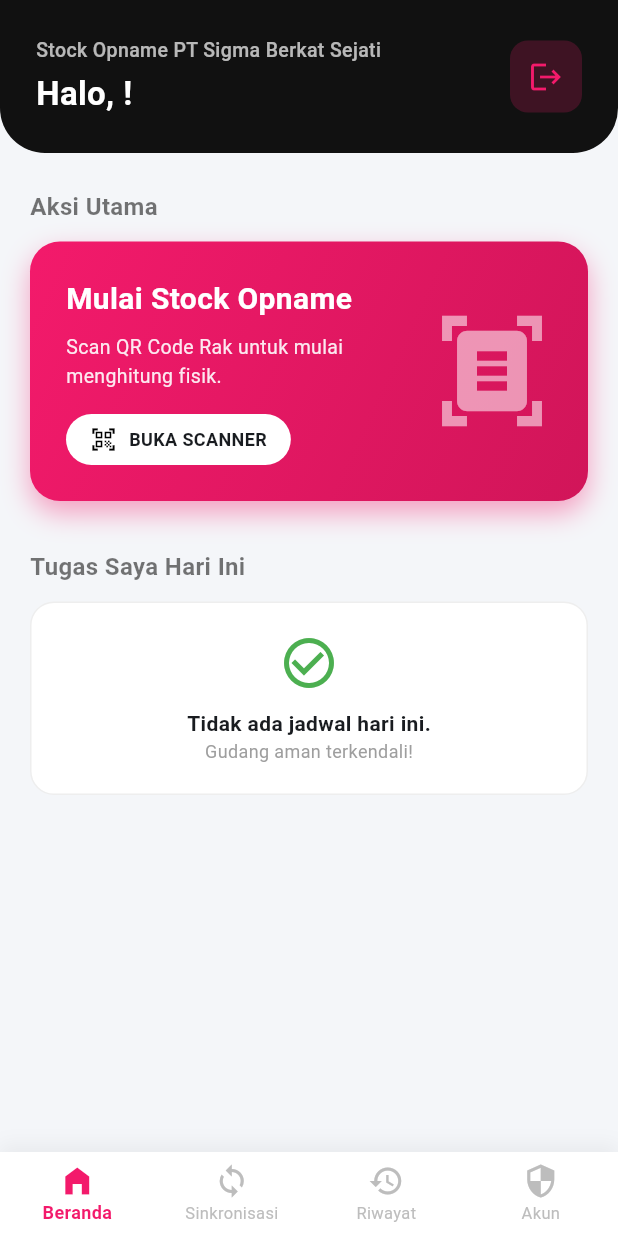
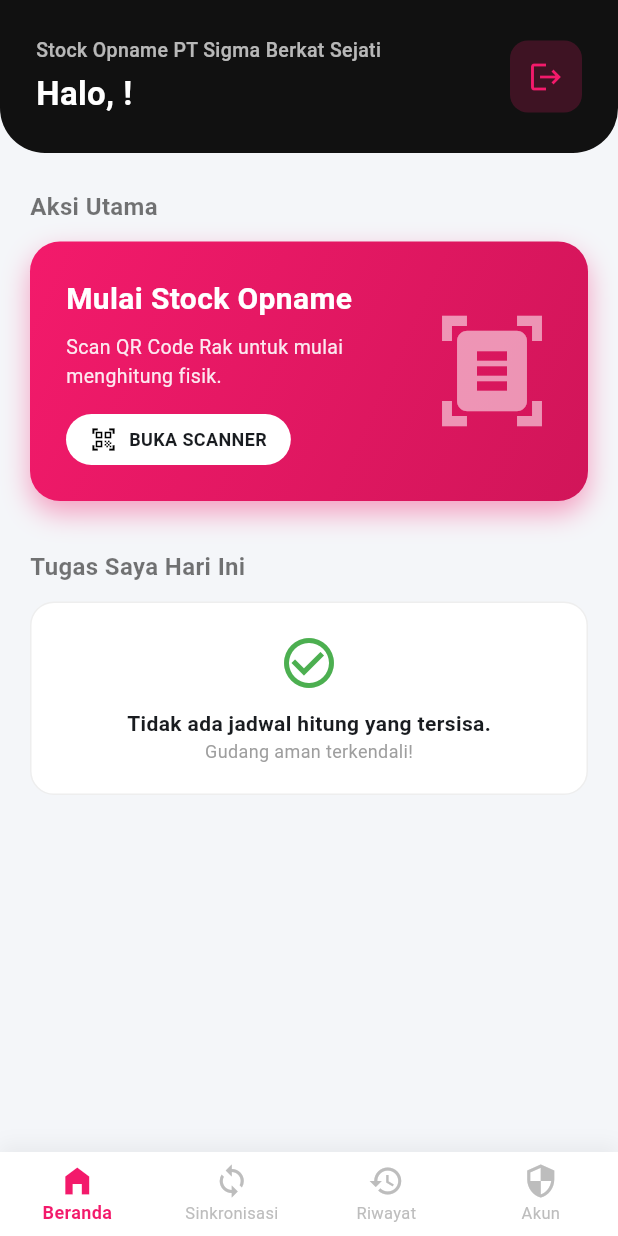
Before and after one commit to nananadd/stockopname-mobile-flutter, a Flutter app: the HomeScreen screen opened directly, on a phone screen of 412 x 824 dp. Run offline on Flutter 3.47's test engine with Material 3 defaults, Android fonts, the phone set to English and light mode, and no system bars; our stand-ins replace shared_preferences, sqflite; missing offline and left inert: barcode_scan2; accounts and stored records are empty; network calls fail.

Commit message:
new change

```diff
--- a/lib/screens/home_screen.dart
+++ b/lib/screens/home_screen.dart
@@ -224,7 +224,14 @@ class _HomeScreenState extends State<HomeScreen> {
       );
     }
 
-    if (myTasks.isEmpty) {
+    // saring datanya, masukkan draft dan recount aja
+    final List<dynamic> visibleTasks = myTasks.where((task) {
+      String status = (task['status'] ?? '').toString().toLowerCase();
+      return status == 'draft' || status == 'recount';
+    }).toList();
+
+    // cek data kosong
+    if (visibleTasks.isEmpty) {
       return Container(
         width: double.infinity,
         padding: const EdgeInsets.all(20),
@@ -237,16 +244,16 @@ class _HomeScreenState extends State<HomeScreen> {
           children: [
             Icon(Icons.check_circle_outline, color: Colors.green, size: 40),
             SizedBox(height: 10),
-            Text('Tidak ada jadwal hari ini.', style: TextStyle(fontWeight: FontWeight.bold)),
+            Text('Tidak ada jadwal hitung yang tersisa.', style: TextStyle(fontWeight: FontWeight.bold)),
             Text('Gudang aman terkendali!', style: TextStyle(color: Colors.grey, fontSize: 12)),
           ],
         ),
       );
     }
 
-    // Jika ada tugas, buat list card
+    // render tugas
     return Column(
-      children: myTasks.map((task) {
+      children: visibleTasks.map((task) {
         final rackCode = task['rack']?['code'] ?? 'Rak Tidak Diketahui';
         final scheduleDate = task['scheduled_at'] ?? '-';
         final status = task['status'] ?? 'draft';
@@ -278,23 +285,21 @@ class _HomeScreenState extends State<HomeScreen> {
                     color: isRecount ? Colors.red : Colors.orange
                   ),
                 ),
-                title: Text(
-                  rackCode,
-                  style: const TextStyle(fontWeight: FontWeight.bold, fontSize: 16)
-                ),
+                title: Text(rackCode, style: const TextStyle(fontWeight: FontWeight.bold, fontSize: 16)),
                 subtitle: Text(
                   isRecount ? 'Tugas Hitung Ulang!' : 'Jadwal: $scheduleDate',
                   style: TextStyle(fontSize: 12, color: isRecount ? Colors.red : Colors.grey, fontWeight: isRecount ? FontWeight.bold : FontWeight.normal)
                 ),
                 trailing: ElevatedButton(
-                  onPressed: () {
+                  onPressed: () async {
                     final String targetRackId = task['rack_id'].toString();
-                    Navigator.push(
+                    await Navigator.push(
                       context,
                       MaterialPageRoute(
                         builder: (context) => CycleCountScreen(initialRackId: targetRackId)
                       )
                     );
+                    _fetchTasks();
                   },
                   style: ElevatedButton.styleFrom(
                     backgroundColor: isRecount ? Colors.red : sigmaMagenta,
@@ -497,29 +502,26 @@ class _HomeScreenState extends State<HomeScreen> {
     );
   }
 
-  // MINI DASHBOARD & PROGRESS TUGAS
+  // MINI DASHBOARD & TUGAS
   Widget _buildProgressDashboard() {
-    // Sembunyikan jika masih loading atau tidak ada tugas
     if (isLoading || myTasks.isEmpty) return const SizedBox.shrink();
 
     int totalTasks = myTasks.length;
 
-    // Menghitung otomatis tugas yang sudah selesai
+    // Hitung sebagai 'Selesai' jika statusnya submitted, reviewed, atau approved
     int completedTasks = myTasks.where((task) {
-      String status = task['status'] ?? '';
-      return status == 'completed' || status == 'counted' || status == 'done';
+      String status = (task['status'] ?? '').toString().toLowerCase();
+      return status == 'submitted' ||
+             status == 'reviewed' ||
+             status == 'approved';
     }).length;
 
     int pendingTasks = totalTasks - completedTasks;
-    double progressValue = totalTasks == 0 ? 0 : completedTasks / totalTasks;
 
     return Column(
       crossAxisAlignment: CrossAxisAlignment.start,
       children: [
-        const Text(
-          'Ringkasan Aktivitas',
-          style: TextStyle(fontSize: 16, fontWeight: FontWeight.bold, color: Colors.black54),
-        ),
+        const Text('Ringkasan Aktivitas', style: TextStyle(fontSize: 16, fontWeight: FontWeight.bold, color: Colors.black54)),
         const SizedBox(height: 12),
         Container(
           padding: const EdgeInsets.all(20),
@@ -527,43 +529,10 @@ class _HomeScreenState extends State<HomeScreen> {
             color: Colors.white,
             borderRadius: BorderRadius.circular(20),
             boxShadow: [
-              BoxShadow(
-                color: Colors.black.withOpacity(0.02),
-                blurRadius: 10,
-                offset: const Offset(0, 4)
-              )
+              BoxShadow(color: Colors.black.withOpacity(0.02), blurRadius: 10, offset: const Offset(0, 4))
             ]
           ),
-          child: Column(
-            children: [
-              // Teks Progress dan Persentase
-              Row(
-                mainAxisAlignment: MainAxisAlignment.spaceBetween,
-                children: [
-                  const Text('Progress Hari Ini', style: TextStyle(fontWeight: FontWeight.bold, fontSize: 14)),
-                  Text(
-                    '${(progressValue * 100).toInt()}%',
-                    style: TextStyle(fontWeight: FontWeight.bold, color: sigmaMagenta, fontSize: 16)
-                  ),
-                ],
-              ),
-              const SizedBox(height: 12),
-
-              // Garis Loading (Progress Bar)
-              ClipRRect(
-                borderRadius: BorderRadius.circular(10),
-                child: LinearProgressIndicator(
-                  value: progressValue,
-                  minHeight: 8,
-                  backgroundColor: Colors.grey.shade200,
-                  valueColor: AlwaysStoppedAnimation<Color>(sigmaMagenta),
-                ),
-              ),
-
-              const SizedBox(height: 24),
-
-              // Dua Kotak Statistik (Selesai vs Menunggu)
-              Row(
+          child: Row(
             children: [
               Expanded(
                 child: Container(
@@ -601,8 +570,6 @@ class _HomeScreenState extends State<HomeScreen> {
                 ),
               ),
             ],
-              )
-            ],
           ),
         )
       ],
```
Also changed, not shown: lib/database/sqlite_helper.dart (+55 -16 lines), lib/screens/cycle_count_screen.dart (+99 -88 lines), lib/screens/history_screen.dart (+7 -4 lines), lib/screens/sync_screen.dart (+13 -7 lines). Lines whose indentation alone changed are shown as unchanged.
